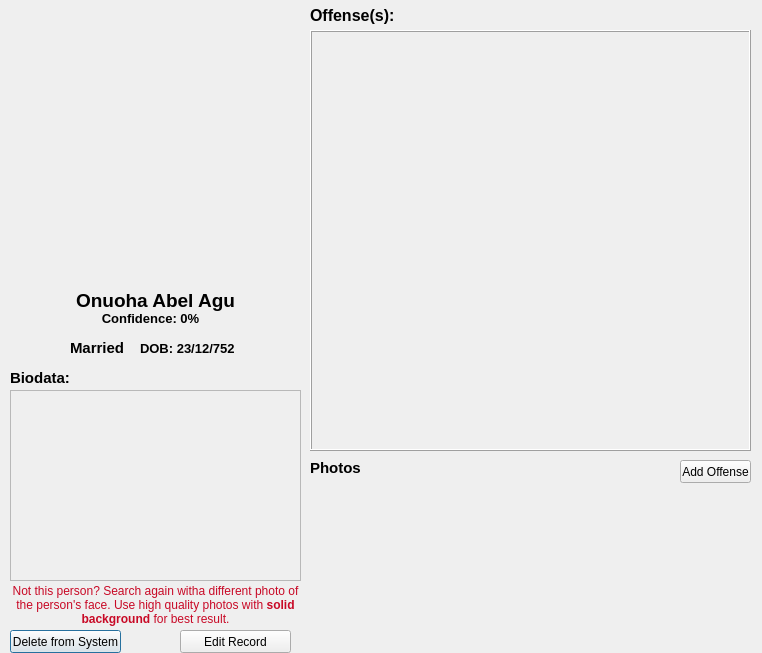
The window that ui/search-result.ui (abeloha/AICriminalRecognition) describes before a commit, drawn with Qt 5.
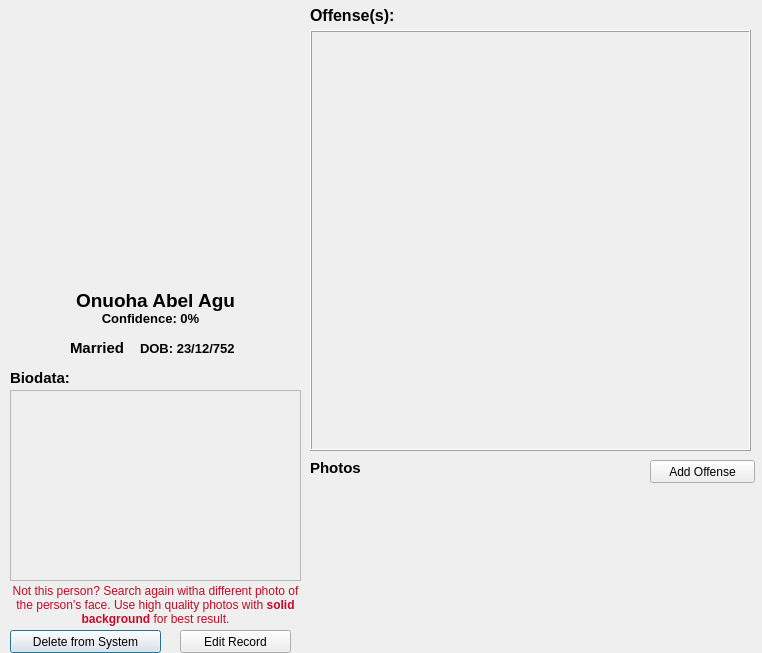
The same window after the commit. Icons and pictures are not drawn.

The edit to the form file:
```diff
--- a/ui/search-result.ui
+++ b/ui/search-result.ui
@@ -335,7 +335,7 @@
     <rect>
      <x>10</x>
      <y>630</y>
-     <width>111</width>
+     <width>151</width>
      <height>23</height>
     </rect>
    </property>
@@ -346,9 +346,9 @@
   <widget class="QPushButton" name="add_offenceBtn">
    <property name="geometry">
     <rect>
-     <x>680</x>
+     <x>650</x>
      <y>460</y>
-     <width>71</width>
+     <width>105</width>
      <height>23</height>
     </rect>
    </property>
```
